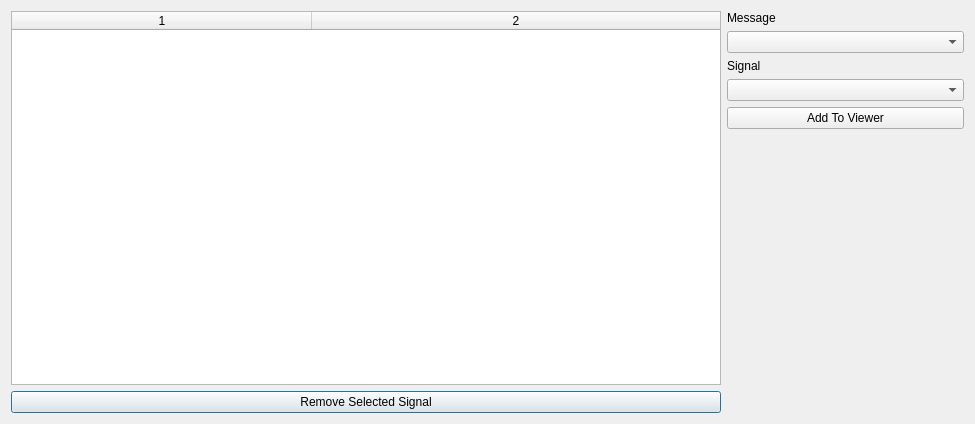
Qt form ui/signalviewerwindow.ui (collin80/SavvyCAN) before a commit.
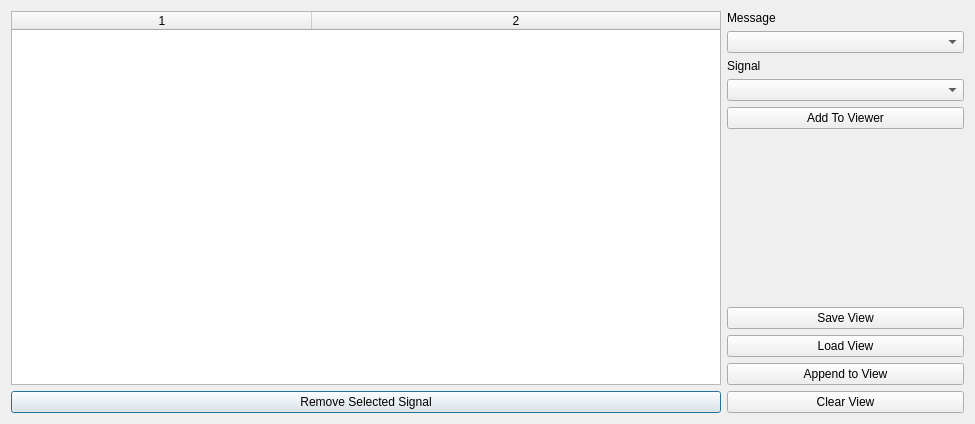
The same form after that commit.

```diff
--- a/ui/signalviewerwindow.ui
+++ b/ui/signalviewerwindow.ui
@@ -85,6 +85,34 @@
        </property>
       </spacer>
      </item>
+     <item>
+      <widget class="QPushButton" name="btnSave">
+       <property name="text">
+        <string>Save View</string>
+       </property>
+      </widget>
+     </item>
+     <item>
+      <widget class="QPushButton" name="btnLoad">
+       <property name="text">
+        <string>Load View</string>
+       </property>
+      </widget>
+     </item>
+     <item>
+      <widget class="QPushButton" name="btnAppend">
+       <property name="text">
+        <string>Append to View</string>
+       </property>
+      </widget>
+     </item>
+     <item>
+      <widget class="QPushButton" name="btnClear">
+       <property name="text">
+        <string>Clear View</string>
+       </property>
+      </widget>
+     </item>
     </layout>
    </item>
   </layout>
```
